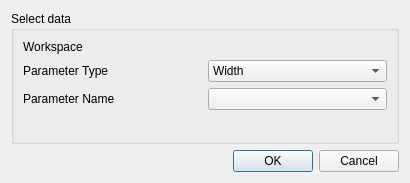
First picture: the form in qt/scientific_interfaces/Indirect/JumpFitAddWorkspaceDialog.ui, repository mantidproject/mantid, before the edit.
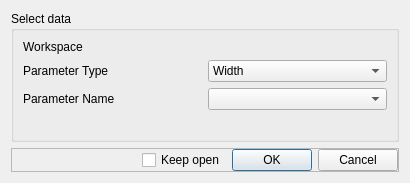
Second picture: the form after the edit. Custom widgets are drawn as their Qt base class.

Commit message: Refs #23813. Keep open option in multiple input

What changed in the file:
```diff
--- a/qt/scientific_interfaces/Indirect/JumpFitAddWorkspaceDialog.ui
+++ b/qt/scientific_interfaces/Indirect/JumpFitAddWorkspaceDialog.ui
@@ -92,13 +92,57 @@
     </widget>
    </item>
    <item>
-    <widget class="QDialogButtonBox" name="buttonBox">
-     <property name="orientation">
-      <enum>Qt::Horizontal</enum>
+    <widget class="QFrame" name="frame">
+     <property name="frameShape">
+      <enum>QFrame::StyledPanel</enum>
      </property>
-     <property name="standardButtons">
-      <set>QDialogButtonBox::Cancel|QDialogButtonBox::Ok</set>
+     <property name="frameShadow">
+      <enum>QFrame::Raised</enum>
      </property>
+     <layout class="QHBoxLayout" name="horizontalLayout">
+      <property name="leftMargin">
+       <number>0</number>
+      </property>
+      <property name="topMargin">
+       <number>0</number>
+      </property>
+      <property name="rightMargin">
+       <number>0</number>
+      </property>
+      <property name="bottomMargin">
+       <number>0</number>
+      </property>
+      <item>
+       <spacer name="horizontalSpacer">
+        <property name="orientation">
+         <enum>Qt::Horizontal</enum>
+        </property>
+        <property name="sizeHint" stdset="0">
+         <size>
+          <width>145</width>
+          <height>20</height>
+         </size>
+        </property>
+       </spacer>
+      </item>
+      <item>
+       <widget class="QCheckBox" name="ckKeepOpen">
+        <property name="text">
+         <string>Keep open</string>
+        </property>
+       </widget>
+      </item>
+      <item>
+       <widget class="QDialogButtonBox" name="buttonBox">
+        <property name="orientation">
+         <enum>Qt::Horizontal</enum>
+        </property>
+        <property name="standardButtons">
+         <set>QDialogButtonBox::Cancel|QDialogButtonBox::Ok</set>
+        </property>
+       </widget>
+      </item>
+     </layout>
     </widget>
    </item>
   </layout>
```
Left out of the diff: 46 changed lines with no effect on the pictures. The commit also changes 15 other files.
